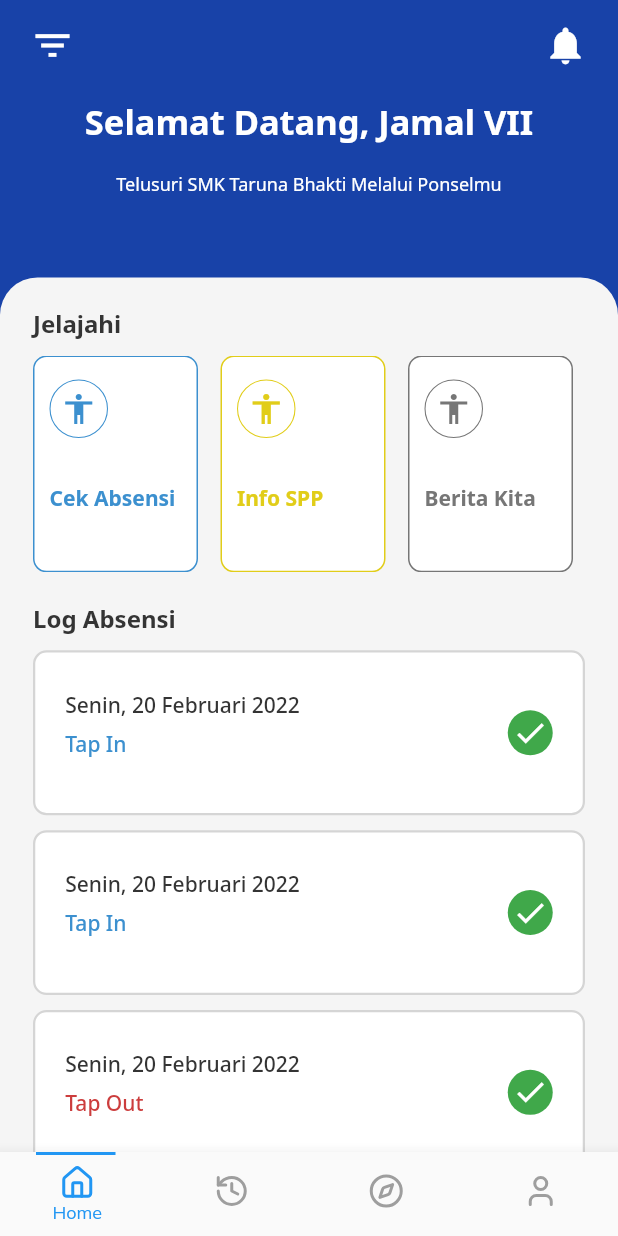
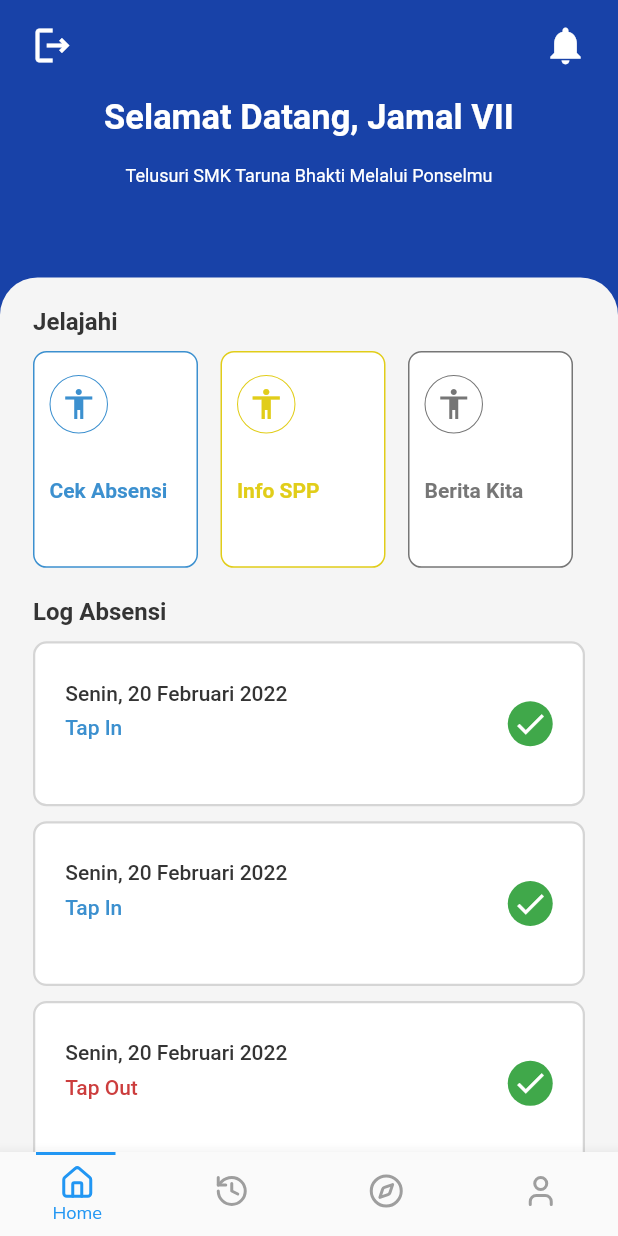
Before and after one commit to tsaqifmaulana444/Info-Tap, a Flutter app: the mainLayout screen opened directly, on a phone screen of 412 x 824 dp. Run offline on Flutter 3.47's test engine with Material 2 defaults, Android fonts, the phone set to English and light mode, and no system bars; our stand-ins replace google_fonts, lucide_icons.

Commit message:
wip: lupa

```diff
--- a/lib/components/news/all_news.dart
+++ b/lib/components/news/all_news.dart
@@ -82,7 +82,7 @@
                             Container(
                               margin: const EdgeInsets.only(top: 10),
                               child: const Text(
-                                "Siapapun Capresnya, Jangan Pilih Ganjar",
+                                "Ini berita keren",
                                 style: TextStyle(
                                     fontSize: 15,
                                     fontWeight: FontWeight.w500
@@ -92,7 +92,7 @@
                             Container(
                               margin: const EdgeInsets.only(top: 7),
                               child: const Text(
-                                "Siapapun Capresnya, Jangan Pilih Ganjar. Siapapun Capresnya, Jangan Pilih Ganjar. Siapapun Capresnya, Jangan Pilih Ganjar. Siapapun Capresnya...",
+                                "Lorem ipsum dolor sit amet, consectetur adipiscing elit, sed do eiusmod tempor incididunt ut labore Lorem ipsum dolor sit amet ...",
                                 style: TextStyle(
                                     color: Color(0xFF6D6D6D),
                                     fontSize: 13,
@@ -150,7 +150,7 @@
                           Container(
                             margin: const EdgeInsets.only(top: 10),
                             child: const Text(
-                              "Siapapun Capresnya, Jangan Pilih Ganjar",
+                              "Ini berita keren",
                               style: TextStyle(
                                   fontSize: 15,
                                   fontWeight: FontWeight.w500
@@ -160,7 +160,7 @@
                           Container(
                             margin: const EdgeInsets.only(top: 7),
                             child: const Text(
-                              "Siapapun Capresnya, Jangan Pilih Ganjar. Siapapun Capresnya, Jangan Pilih Ganjar. Siapapun Capresnya, Jangan Pilih Ganjar. Siapapun Capresnya...",
+                              "Lorem ipsum dolor sit amet, consectetur adipiscing elit, sed do eiusmod tempor incididunt ut labore Lorem ipsum dolor sit amet ...",
                               style: TextStyle(
                                   color: Color(0xFF6D6D6D),
                                   fontSize: 13,
@@ -217,7 +217,7 @@
                           Container(
                             margin: const EdgeInsets.only(top: 10),
                             child: const Text(
-                              "Siapapun Capresnya, Jangan Pilih Ganjar",
+                              "Ini berita keren",
                               style: TextStyle(
                                   fontSize: 15,
                                   fontWeight: FontWeight.w500
@@ -227,7 +227,7 @@
                           Container(
                             margin: const EdgeInsets.only(top: 7),
                             child: const Text(
-                              "Siapapun Capresnya, Jangan Pilih Ganjar. Siapapun Capresnya, Jangan Pilih Ganjar. Siapapun Capresnya, Jangan Pilih Ganjar. Siapapun Capresnya...",
+                              "Lorem ipsum dolor sit amet, consectetur adipiscing elit, sed do eiusmod tempor incididunt ut labore Lorem ipsum dolor sit amet ...",
                               style: TextStyle(
                                   color: Color(0xFF6D6D6D),
                                   fontSize: 13,
--- a/lib/components/news/detail_news.dart
+++ b/lib/components/news/detail_news.dart
@@ -65,7 +65,7 @@
                             borderRadius: BorderRadius.circular(9),
                           ),
                         ),
-                        const Text("Siapapun Capresnya, Jangan Pilih Ganjar"),
+                        const Text("Ini berita keren"),
                         const Row(
                           children: [
                             Padding(
--- a/lib/home/home.dart
+++ b/lib/home/home.dart
@@ -12,10 +12,13 @@
 class _HomeState extends State<Home> {
   @override
   Widget build(BuildContext context) {
-    return Scaffold(
+    return MaterialApp(
+      debugShowCheckedModeBanner: false,
+      home: SafeArea(
+        child: Scaffold(
           backgroundColor: const Color(0xFFF5F5F5),
-      body: SafeArea(
-      child: SingleChildScrollView(
+          body: SingleChildScrollView(
+              scrollDirection: Axis.vertical,
               child: Stack(
                 children: [
                   Container(
@@ -29,7 +32,7 @@
                           child: const Row(
                             children: [
                               Icon(
-                              Icons.filter_list,
+                                Icons.logout_outlined,
                                 color: Colors.white,
                                 size: 30,
                               ),
@@ -220,8 +223,7 @@
                                       borderRadius: BorderRadius.circular(9),
                                     ),
                                     child: Column(
-                                    crossAxisAlignment:
-                                        CrossAxisAlignment.start,
+                                      crossAxisAlignment: CrossAxisAlignment.start,
                                       children: [
                                         Container(
                                           margin: const EdgeInsets.fromLTRB(
@@ -520,8 +522,7 @@
                                 children: [
                                   Container(
                                     width: MediaQuery.of(context).size.width,
-                                  height:
-                                      MediaQuery.of(context).size.height / 4.8,
+                                    height: MediaQuery.of(context).size.height / 4.8,
                                     decoration: BoxDecoration(
                                       color: Colors.blue,
                                       borderRadius: BorderRadius.circular(9),
@@ -530,20 +531,22 @@
                                   Container(
                                     margin: const EdgeInsets.only(top: 10),
                                     child: const Text(
-                                    "Siapapun Capresnya, Jangan Pilih Ganjar",
+                                        "Ini berita keren",
                                         style: TextStyle(
                                           fontSize: 15,
-                                        fontWeight: FontWeight.w500),
+                                          fontWeight: FontWeight.w500
+                                        ),
                                     ),
                                   ),
                                   Container(
                                     margin: const EdgeInsets.only(top: 7),
                                     child: const Text(
-                                    "Siapapun Capresnya, Jangan Pilih Ganjar. Siapapun Capresnya, Jangan Pilih Ganjar. Siapapun Capresnya, Jangan Pilih Ganjar. Siapapun Capresnya...",
+                                        "Ini berita keren Ini berita kerenIni berita kerenIni berita kerenIni berita kerenIni berita keren Ini berita keren...",
                                       style: TextStyle(
                                           color: Color(0xFF6D6D6D),
                                           fontSize: 13,
-                                        fontWeight: FontWeight.w400),
+                                          fontWeight: FontWeight.w400
+                                      ),
                                     ),
                                   ),
                                   Container(
@@ -583,14 +586,14 @@
                                     const EdgeInsets.symmetric(vertical: 20),
                                 color: const Color(0xFFD5D5D5),
                                 width: MediaQuery.of(context).size.width,
-                                height: 1),
+                                height: 1
+                              ),
                               Column(
                                 crossAxisAlignment: CrossAxisAlignment.start,
                                 children: [
                                   Container(
                                     width: MediaQuery.of(context).size.width,
-                                  height:
-                                      MediaQuery.of(context).size.height / 4.8,
+                                    height: MediaQuery.of(context).size.height / 4.8,
                                     decoration: BoxDecoration(
                                       color: Colors.blue,
                                       borderRadius: BorderRadius.circular(9),
@@ -602,7 +605,8 @@
                                       "Siapapun Capresnya, Jangan Pilih Ganjar",
                                       style: TextStyle(
                                           fontSize: 15,
-                                        fontWeight: FontWeight.w500),
+                                          fontWeight: FontWeight.w500
+                                      ),
                                     ),
                                   ),
                                   Container(
@@ -612,7 +616,8 @@
                                       style: TextStyle(
                                           color: Color(0xFF6D6D6D),
                                           fontSize: 13,
-                                        fontWeight: FontWeight.w400),
+                                          fontWeight: FontWeight.w400
+                                      ),
                                     ),
                                   ),
                                   Container(
@@ -624,23 +629,20 @@
                                           style: TextStyle(
                                               color: Color(0xFF6D6D6D),
                                               fontSize: 13,
-                                            fontWeight: FontWeight.w400),
+                                              fontWeight: FontWeight.w400
+                                          ),
                                         ),
                                         Padding(
-                                        padding:
-                                            EdgeInsets.symmetric(horizontal: 6),
-                                        child: Icon(
-                                          Icons.circle,
-                                          size: 7,
-                                          color: Color(0xFF6D6D6D),
-                                        ),
+                                          padding: EdgeInsets.symmetric(horizontal: 6),
+                                          child: Icon(Icons.circle, size: 7, color: Color(0xFF6D6D6D),),
                                         ),
                                         Text(
                                           "20 Februari 2022",
                                           style: TextStyle(
                                               color: Color(0xFF6D6D6D),
                                               fontSize: 13,
-                                            fontWeight: FontWeight.w400),
+                                              fontWeight: FontWeight.w400
+                                          ),
                                         ),
                                       ],
                                     ),
@@ -648,18 +650,18 @@
                                 ],
                               ),
                               Container(
-                                margin:
-                                    const EdgeInsets.symmetric(vertical: 20),
+                                  margin: const EdgeInsets.symmetric(vertical: 20),
                                   color: const Color(0xFFD5D5D5),
                                   width: MediaQuery.of(context).size.width,
-                                height: 1),
+                                  height: 1
+                              ),
                               const Text(
                                   "Baca Lebih Lengkap Di Halaman Berita Kita",
                                 style: TextStyle(
                                     color: Color(0xFF6D6D6D),
                                     fontSize: 13,
-                                  fontWeight: FontWeight.w400),
-                            )
+                                    fontWeight: FontWeight.w400
+                                ),)
                             ],
                           )
                         ],
@@ -669,6 +671,7 @@
                 ],
               )),
         ),
+      ),
     );
     }
 }
```
Also changed, not shown: lib/components/splash.dart (+5 -24 lines), assets/images/logo.png (added), pubspec.lock. Lines whose indentation alone changed are shown as unchanged.
